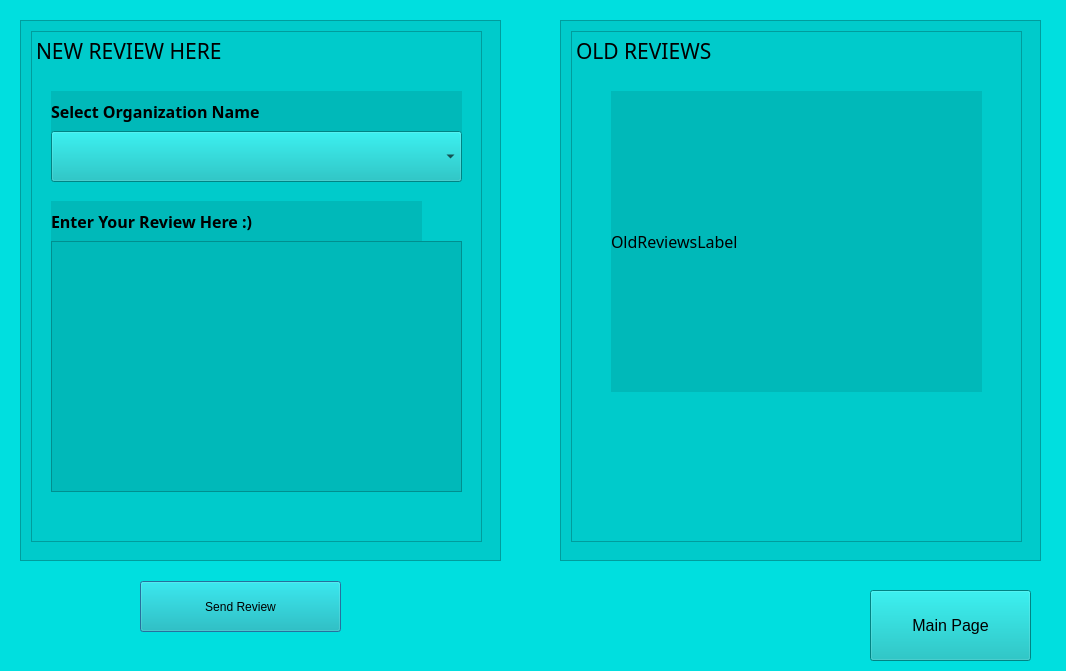
Before: the Qt Designer form Review.ui in CS1C-MEGA-QTs/CS1C-Project-1, drawn with Qt 5.
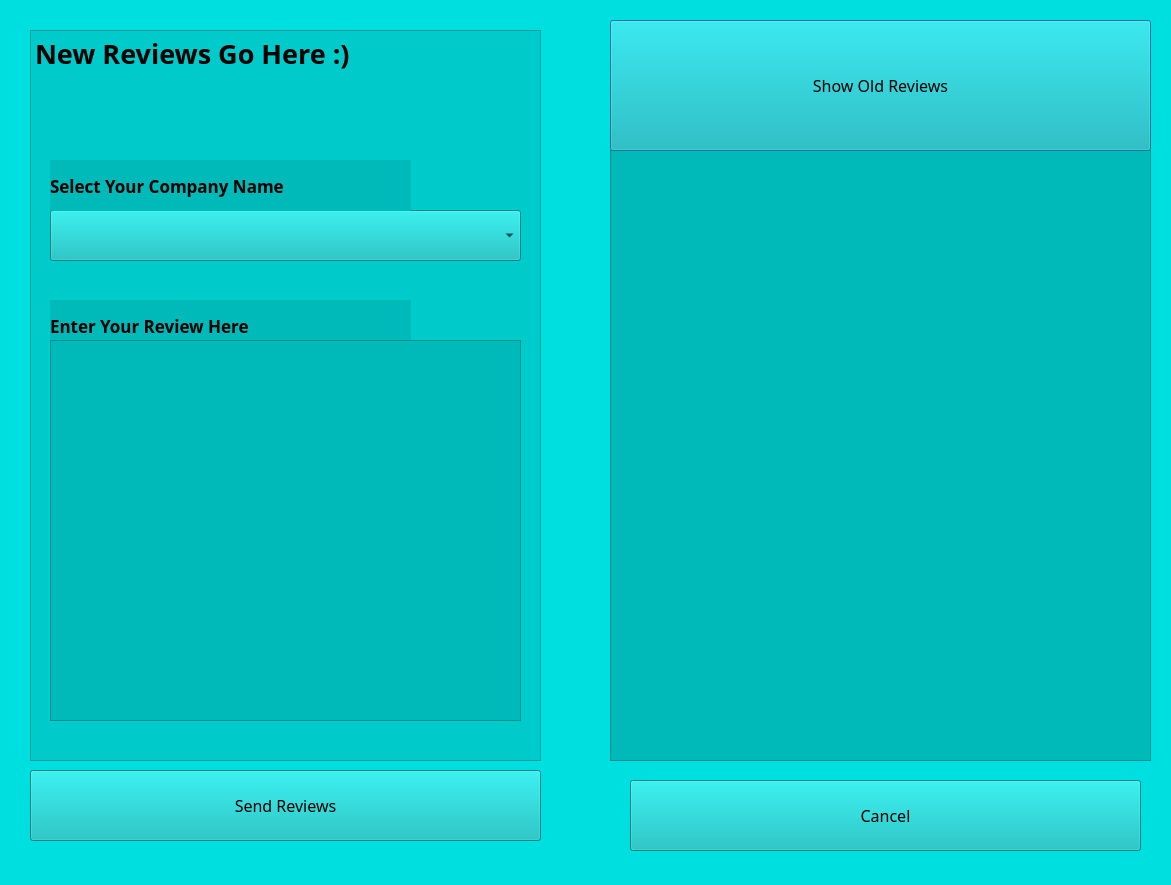
After: the same form once the commit is applied.

Diff of the .ui file:
```diff
--- a/Review.ui
+++ b/Review.ui
@@ -6,8 +6,8 @@
    <rect>
     <x>0</x>
     <y>0</y>
-    <width>1066</width>
-    <height>671</height>
+    <width>1171</width>
+    <height>885</height>
    </rect>
   </property>
   <property name="windowTitle">
@@ -16,66 +16,99 @@
   <property name="styleSheet">
    <string notr="true">background-color: rgb(0, 223, 223);</string>
   </property>
-  <widget class="QScrollArea" name="NewReview">
+  <widget class="QTextBrowser" name="textBrowser">
    <property name="geometry">
     <rect>
-     <x>20</x>
-     <y>20</y>
-     <width>481</width>
-     <height>541</height>
-    </rect>
-   </property>
-   <property name="styleSheet">
-    <string notr="true">background-color: rgb(0, 203, 203);</string>
-   </property>
-   <property name="widgetResizable">
-    <bool>true</bool>
-   </property>
-   <widget class="QWidget" name="scrollAreaWidgetContents">
-    <property name="geometry">
-     <rect>
-      <x>0</x>
-      <y>0</y>
-      <width>479</width>
-      <height>539</height>
-     </rect>
-    </property>
-    <widget class="QTextBrowser" name="NewReviewTextBox">
-     <property name="geometry">
-      <rect>
-       <x>10</x>
-       <y>10</y>
-       <width>451</width>
-       <height>511</height>
+     <x>30</x>
+     <y>30</y>
+     <width>511</width>
+     <height>731</height>
       </rect>
      </property>
      <property name="font">
       <font>
        <family>Century Gothic</family>
        <pointsize>16</pointsize>
-      </font>
-     </property>
+     <weight>75</weight>
+     <bold>true</bold>
+    </font>
+   </property>
+   <property name="styleSheet">
+    <string notr="true">background-color: rgb(0, 203, 203);</string>
+   </property>
      <property name="html">
       <string>&lt;!DOCTYPE HTML PUBLIC &quot;-//W3C//DTD HTML 4.0//EN&quot; &quot;http://www.w3.org/TR/REC-html40/strict.dtd&quot;&gt;
 &lt;html&gt;&lt;head&gt;&lt;meta name=&quot;qrichtext&quot; content=&quot;1&quot; /&gt;&lt;style type=&quot;text/css&quot;&gt;
 p, li { white-space: pre-wrap; }
-&lt;/style&gt;&lt;/head&gt;&lt;body style=&quot; font-family:'Century Gothic'; font-size:16pt; font-weight:400; font-style:normal;&quot;&gt;
-&lt;p style=&quot; margin-top:0px; margin-bottom:0px; margin-left:0px; margin-right:0px; -qt-block-indent:0; text-indent:0px;&quot;&gt;NEW REVIEW HERE&lt;br /&gt;&lt;/p&gt;&lt;/body&gt;&lt;/html&gt;</string>
+&lt;/style&gt;&lt;/head&gt;&lt;body style=&quot; font-family:'Century Gothic'; font-size:16pt; font-weight:600; font-style:normal;&quot;&gt;
+&lt;p style=&quot; margin-top:0px; margin-bottom:0px; margin-left:0px; margin-right:0px; -qt-block-indent:0; text-indent:0px;&quot;&gt;&lt;span style=&quot; font-size:20pt;&quot;&gt;New Reviews Go Here :)&lt;/span&gt;&lt;/p&gt;&lt;/body&gt;&lt;/html&gt;</string>
+   </property>
+  </widget>
+  <widget class="QListWidget" name="listWidget">
+   <property name="geometry">
+    <rect>
+     <x>610</x>
+     <y>150</y>
+     <width>541</width>
+     <height>611</height>
+    </rect>
+   </property>
+   <property name="sizePolicy">
+    <sizepolicy hsizetype="Fixed" vsizetype="Fixed">
+     <horstretch>0</horstretch>
+     <verstretch>0</verstretch>
+    </sizepolicy>
+   </property>
+   <property name="font">
+    <font>
+     <family>Century Gothic</family>
+     <pointsize>20</pointsize>
+     <weight>75</weight>
+     <bold>true</bold>
+    </font>
+   </property>
+   <property name="styleSheet">
+    <string notr="true">background-color: rgb(0, 185, 185);</string>
+   </property>
+   <property name="isWrapping" stdset="0">
+    <bool>false</bool>
+   </property>
+   <property name="wordWrap">
+    <bool>true</bool>
+   </property>
+  </widget>
+  <widget class="QComboBox" name="CompanyNameComboBox">
+   <property name="geometry">
+    <rect>
+     <x>50</x>
+     <y>210</y>
+     <width>471</width>
+     <height>51</height>
+    </rect>
+   </property>
+   <property name="font">
+    <font>
+     <family>Century Gothic</family>
+     <pointsize>12</pointsize>
+    </font>
+   </property>
+   <property name="styleSheet">
+    <string notr="true">background-color: rgb(0, 185, 185);</string>
      </property>
     </widget>
     <widget class="QLabel" name="label">
      <property name="geometry">
       <rect>
-       <x>30</x>
-       <y>70</y>
-       <width>411</width>
-       <height>41</height>
+     <x>50</x>
+     <y>160</y>
+     <width>361</width>
+     <height>51</height>
       </rect>
      </property>
      <property name="font">
       <font>
        <family>Century Gothic</family>
-       <pointsize>12</pointsize>
+     <pointsize>13</pointsize>
        <weight>75</weight>
        <bold>true</bold>
       </font>
@@ -84,22 +117,22 @@
       <string notr="true">background-color: rgb(0, 185, 185);</string>
      </property>
      <property name="text">
-      <string>Select Organization Name</string>
+    <string>Select Your Company Name</string>
      </property>
     </widget>
     <widget class="QLabel" name="label_2">
      <property name="geometry">
       <rect>
-       <x>30</x>
-       <y>180</y>
-       <width>371</width>
-       <height>41</height>
+     <x>50</x>
+     <y>300</y>
+     <width>361</width>
+     <height>51</height>
       </rect>
      </property>
      <property name="font">
       <font>
        <family>Century Gothic</family>
-       <pointsize>12</pointsize>
+     <pointsize>13</pointsize>
        <weight>75</weight>
        <bold>true</bold>
       </font>
@@ -108,16 +141,16 @@
       <string notr="true">background-color: rgb(0, 185, 185);</string>
      </property>
      <property name="text">
-      <string>Enter Your Review Here :)</string>
-     </property>
-    </widget>
-    <widget class="QComboBox" name="CompanyNameComboBox">
+    <string>Enter Your Review Here </string>
+   </property>
+  </widget>
+  <widget class="QTextEdit" name="textEdit">
      <property name="geometry">
       <rect>
-       <x>30</x>
-       <y>110</y>
-       <width>411</width>
-       <height>51</height>
+     <x>50</x>
+     <y>340</y>
+     <width>471</width>
+     <height>381</height>
       </rect>
      </property>
      <property name="font">
@@ -130,81 +163,13 @@
       <string notr="true">background-color: rgb(0, 185, 185);</string>
      </property>
     </widget>
-    <widget class="QTextEdit" name="NewReviewTextEdit">
+  <widget class="QPushButton" name="ShowOldReviews">
      <property name="geometry">
       <rect>
-       <x>30</x>
-       <y>220</y>
-       <width>411</width>
-       <height>251</height>
-      </rect>
-     </property>
-     <property name="font">
-      <font>
-       <family>Century Gothic</family>
-       <pointsize>12</pointsize>
-      </font>
-     </property>
-     <property name="styleSheet">
-      <string notr="true">background-color: rgb(0, 185, 185);</string>
-     </property>
-    </widget>
-   </widget>
-  </widget>
-  <widget class="QScrollArea" name="NewReview_2">
-   <property name="geometry">
-    <rect>
-     <x>560</x>
+     <x>610</x>
      <y>20</y>
-     <width>481</width>
-     <height>541</height>
-    </rect>
-   </property>
-   <property name="styleSheet">
-    <string notr="true">background-color: rgb(0, 203, 203);</string>
-   </property>
-   <property name="widgetResizable">
-    <bool>true</bool>
-   </property>
-   <widget class="QWidget" name="scrollAreaWidgetContents_2">
-    <property name="geometry">
-     <rect>
-      <x>0</x>
-      <y>0</y>
-      <width>479</width>
-      <height>539</height>
-     </rect>
-    </property>
-    <widget class="QTextBrowser" name="OldReviewTextBrowser">
-     <property name="geometry">
-      <rect>
-       <x>10</x>
-       <y>10</y>
-       <width>451</width>
-       <height>511</height>
-      </rect>
-     </property>
-     <property name="font">
-      <font>
-       <family>Century Gothic</family>
-       <pointsize>16</pointsize>
-      </font>
-     </property>
-     <property name="html">
-      <string>&lt;!DOCTYPE HTML PUBLIC &quot;-//W3C//DTD HTML 4.0//EN&quot; &quot;http://www.w3.org/TR/REC-html40/strict.dtd&quot;&gt;
-&lt;html&gt;&lt;head&gt;&lt;meta name=&quot;qrichtext&quot; content=&quot;1&quot; /&gt;&lt;style type=&quot;text/css&quot;&gt;
-p, li { white-space: pre-wrap; }
-&lt;/style&gt;&lt;/head&gt;&lt;body style=&quot; font-family:'Century Gothic'; font-size:16pt; font-weight:400; font-style:normal;&quot;&gt;
-&lt;p style=&quot; margin-top:0px; margin-bottom:0px; margin-left:0px; margin-right:0px; -qt-block-indent:0; text-indent:0px;&quot;&gt;OLD REVIEWS&lt;br /&gt;&lt;/p&gt;&lt;/body&gt;&lt;/html&gt;</string>
-     </property>
-    </widget>
-    <widget class="QLabel" name="OldReviewsLabel">
-     <property name="geometry">
-      <rect>
-       <x>50</x>
-       <y>70</y>
-       <width>371</width>
-       <height>301</height>
+     <width>541</width>
+     <height>131</height>
       </rect>
      </property>
      <property name="font">
@@ -217,38 +182,43 @@
       <string notr="true">background-color: rgb(0, 185, 185);</string>
      </property>
      <property name="text">
-      <string>OldReviewsLabel</string>
-     </property>
-    </widget>
-   </widget>
+    <string>Show Old Reviews</string>
+   </property>
   </widget>
   <widget class="QPushButton" name="pushButton_SendReview">
    <property name="geometry">
     <rect>
-     <x>140</x>
-     <y>581</y>
-     <width>201</width>
-     <height>51</height>
+     <x>30</x>
+     <y>770</y>
+     <width>511</width>
+     <height>71</height>
     </rect>
    </property>
+   <property name="font">
+    <font>
+     <family>Century Gothic</family>
+     <pointsize>12</pointsize>
+    </font>
+   </property>
    <property name="styleSheet">
     <string notr="true">background-color: rgb(0, 185, 185);</string>
    </property>
    <property name="text">
-    <string>Send Review</string>
+    <string>Send Reviews</string>
    </property>
   </widget>
   <widget class="QPushButton" name="pushButton_FAdminTMain">
    <property name="geometry">
     <rect>
-     <x>870</x>
-     <y>590</y>
-     <width>161</width>
+     <x>630</x>
+     <y>780</y>
+     <width>511</width>
      <height>71</height>
     </rect>
    </property>
    <property name="font">
     <font>
+     <family>Century Gothic</family>
      <pointsize>12</pointsize>
     </font>
    </property>
@@ -256,7 +226,7 @@
     <string notr="true">background-color: rgb(0, 185, 185);</string>
    </property>
    <property name="text">
-    <string>Main Page</string>
+    <string>Cancel</string>
    </property>
   </widget>
  </widget>
```
Lines whose indentation alone changed are shown as unchanged.
